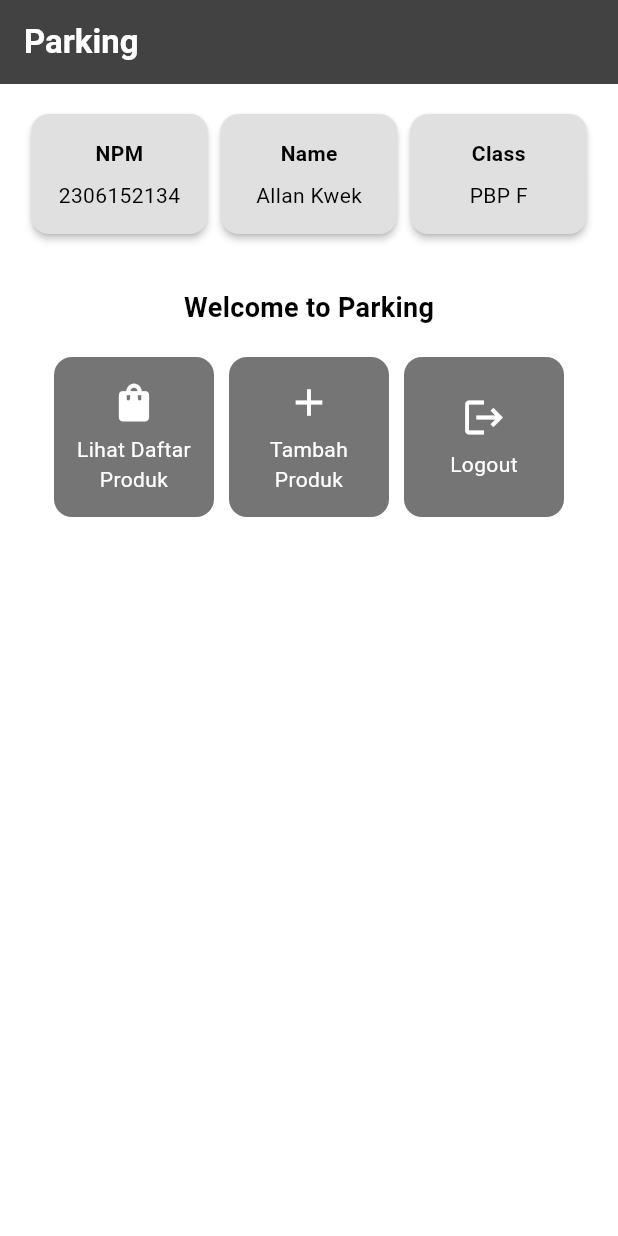
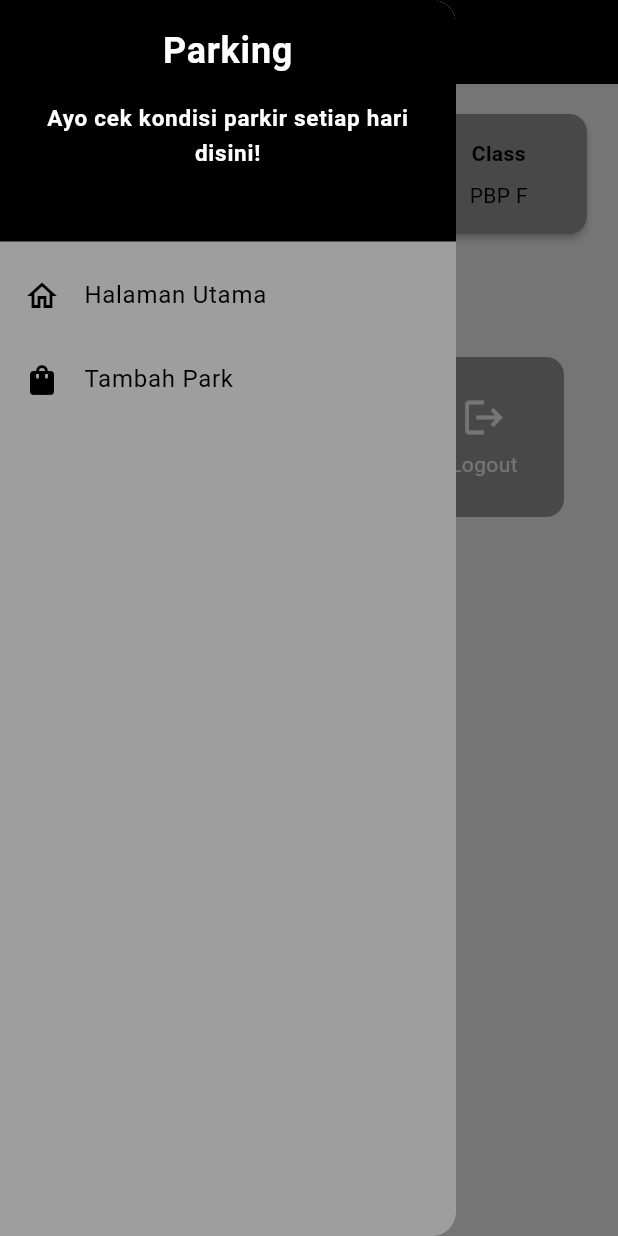
Before and after one commit to lantry-glitch/PBP24-mobile, a Flutter app: the screen it shows after launch, with the side drawer open (before the commit the screen has no drawer), on a phone screen of 412 x 824 dp. Run offline on Flutter 3.47's test engine with Material 3 defaults, Android fonts, the phone set to English and light mode, and no system bars.

Commit message:
tambah tugas individu 8

```diff
--- a/parking/lib/main.dart
+++ b/parking/lib/main.dart
@@ -1,5 +1,5 @@
 import 'package:flutter/material.dart';
-import 'package:parking/menu.dart';
+import 'package:parking/screens/menu.dart';
 
 void main() {
   runApp(const MyApp());
@@ -8,32 +8,36 @@ void main() {
 class MyApp extends StatelessWidget {
   const MyApp({super.key});
 
-  // This widget is the root of your application.
   @override
   Widget build(BuildContext context) {
     return MaterialApp(
       title: 'Flutter Demo',
       theme: ThemeData(
-        // This is the theme of your application.
-        //
-        // TRY THIS: Try running your application with "flutter run". You'll see
-        // the application has a purple toolbar. Then, without quitting the app,
-        // try changing the seedColor in the colorScheme below to Colors.green
-        // and then invoke "hot reload" (save your changes or press the "hot
-        // reload" button in a Flutter-supported IDE, or press "r" if you used
-        // the command line to start the app).
-        //
-        // Notice that the counter didn't reset back to zero; the application
-        // state is not lost during the reload. To reset the state, use hot
-        // restart instead.
-        //
-        // This works for code too, not just values: Most code changes can be
-        // tested with just a hot reload.
-        colorScheme: ColorScheme.fromSwatch(
-       primarySwatch: Colors.deepPurple,
- ).copyWith(secondary: Colors.deepPurple[400]),
+        colorScheme: const ColorScheme(
+          brightness: Brightness.light,
+          primary: Colors.black,
+          onPrimary: Colors.white,
+          secondary: Colors.grey,
+          onSecondary: Colors.white,
+          background: Colors.white,
+          onBackground: Colors.black,
+          surface: Colors.grey,
+          onSurface: Colors.black,
+          error: Colors.red,
+          onError: Colors.white,
+        ),
+        scaffoldBackgroundColor: Colors.white,
+        appBarTheme: const AppBarTheme(
+          backgroundColor: Colors.black,
+          foregroundColor: Colors.white,
+        ),
+        textTheme: const TextTheme(
+          bodyLarge: TextStyle(color: Colors.black),
+          bodyMedium: TextStyle(color: Colors.black),
+          bodySmall: TextStyle(color: Colors.black),
+        ),
       ),
-      home: MyHomePage(),
+      home: MyHomePage(), // Replace with an actual widget if not defined.
     );
   }
 }
--- a/parking/lib/menu.dart
+++ /dev/null
@@ -1,178 +0,0 @@
-import 'package:flutter/material.dart';
-
-void main() {
-  runApp(
-    MaterialApp(
-      theme: ThemeData(
-        // Skema warna monokrom
-        colorScheme: ColorScheme.fromSwatch(
-          primarySwatch: Colors.grey,
-        ).copyWith(
-          secondary: Colors.grey[700], // Warna sekunder monokrom
-        ),
-        scaffoldBackgroundColor: Colors.grey[100], // Latar belakang monokrom
-      ),
-      home: MyHomePage(),
-    ),
-  );
-}
-
-class MyHomePage extends StatelessWidget {
-  final String npm = '2306152134';
-  final String name = 'Allan Kwek';
-  final String className = 'PBP F';
-
-  final List<ItemHomepage> items = [
-    ItemHomepage("Lihat Daftar Produk", Icons.shopping_bag),
-    ItemHomepage("Tambah Produk", Icons.add),
-    ItemHomepage("Logout", Icons.logout),
-  ];
-
-  MyHomePage({super.key});
-
-  @override
-  Widget build(BuildContext context) {
-    return Scaffold(
-      appBar: AppBar(
-        title: const Text(
-          'Parking',
-          style: TextStyle(
-            color: Colors.white,
-            fontWeight: FontWeight.bold,
-          ),
-        ),
-        backgroundColor: Colors.grey[800], // Warna latar belakang AppBar
-      ),
-      body: Padding(
-        padding: const EdgeInsets.all(16.0),
-        child: Column(
-          crossAxisAlignment: CrossAxisAlignment.center,
-          children: [
-            Row(
-              mainAxisAlignment: MainAxisAlignment.spaceEvenly,
-              children: [
-                InfoCard(title: 'NPM', content: npm),
-                InfoCard(title: 'Name', content: name),
-                InfoCard(title: 'Class', content: className),
-              ],
-            ),
-            const SizedBox(height: 16.0),
-            Center(
-              child: Column(
-                children: [
-                  const Padding(
-                    padding: EdgeInsets.only(top: 16.0),
-                    child: Text(
-                      'Welcome to Parking',
-                      style: TextStyle(
-                        fontWeight: FontWeight.bold,
-                        fontSize: 18.0,
-                      ),
-                    ),
-                  ),
-                  GridView.count(
-                    primary: true,
-                    padding: const EdgeInsets.all(20),
-                    crossAxisSpacing: 10,
-                    mainAxisSpacing: 10,
-                    crossAxisCount: 3,
-                    shrinkWrap: true,
-                    children: items.map((ItemHomepage item) {
-                      return ItemCard(item);
-                    }).toList(),
-                  ),
-                ],
-              ),
-            ),
-          ],
-        ),
-      ),
-    );
-  }
-}
-
-class ItemHomepage {
-  final String name;
-  final IconData icon;
-
-  ItemHomepage(this.name, this.icon);
-}
-
-class InfoCard extends StatelessWidget {
-  final String title;
-  final String content;
-
-  const InfoCard({super.key, required this.title, required this.content});
-
-  @override
-  Widget build(BuildContext context) {
-    return Card(
-      color: Colors.grey[300], // Warna latar belakang kartu monokrom
-      elevation: 2.0,
-      child: Container(
-        width: MediaQuery.of(context).size.width / 3.5,
-        padding: const EdgeInsets.all(16.0),
-        child: Column(
-          children: [
-            Text(
-              title,
-              style: const TextStyle(
-                fontWeight: FontWeight.bold,
-                color: Colors.black, // Warna teks monokrom
-              ),
-            ),
-            const SizedBox(height: 8.0),
-            Text(
-              content,
-              style: const TextStyle(color: Colors.black), // Warna teks konten
-            ),
-          ],
-        ),
-      ),
-    );
-  }
-}
-
-class ItemCard extends StatelessWidget {
-  final ItemHomepage item;
-
-  const ItemCard(this.item, {super.key});
-
-  @override
-  Widget build(BuildContext context) {
-    return Material(
-      color: Colors.grey[600], // Warna latar belakang ItemCard
-      borderRadius: BorderRadius.circular(12),
-      child: InkWell(
-        onTap: () {
-          ScaffoldMessenger.of(context)
-            ..hideCurrentSnackBar()
-            ..showSnackBar(
-              SnackBar(content: Text("Kamu telah menekan tombol ${item.name}!")),
-            );
-        },
-        child: Container(
-          padding: const EdgeInsets.all(8),
-          child: Center(
-            child: Column(
-              mainAxisAlignment: MainAxisAlignment.center,
-              children: [
-                Icon(
-                  item.icon,
-                  color: Colors.white, // Warna ikon monokrom
-                  size: 30.0,
-                ),
-                const Padding(padding: EdgeInsets.all(3)),
-                Text(
-                  item.name,
-                  textAlign: TextAlign.center,
-                  style: const TextStyle(color: Colors.white), // Warna teks monokrom
-                ),
-              ],
-            ),
-          ),
-        ),
-      ),
-    );
-  }
-}
--- /dev/null
+++ b/parking/lib/screens/menu.dart
@@ -0,0 +1,134 @@
+import 'package:flutter/material.dart';
+import 'package:parking/widgets/left_drawer.dart';
+import 'package:parking/screens/parkentry_form.dart';
+import 'package:parking/widgets/park_cart.dart';
+
+class MyHomePage extends StatelessWidget {
+  final String npm = '2306152134'; // NPM
+  final String name = 'Allan Kwek'; // Nama
+  final String className = 'PBP F'; // Kelas
+
+  final List<ItemHomepage> items = [
+         ItemHomepage("Lihat Park", Icons.shopping_bag),
+         ItemHomepage("Tambah Park", Icons.add),
+         ItemHomepage("Logout", Icons.logout),
+     ];
+
+  MyHomePage({super.key});
+
+    @override
+    Widget build(BuildContext context) {
+	// Scaffold menyediakan struktur dasar halaman dengan AppBar dan body.
+    return Scaffold(
+      // AppBar adalah bagian atas halaman yang menampilkan judul.
+      appBar: AppBar(
+        // Judul aplikasi "Parking" dengan teks putih dan tebal.
+        title: const Text(
+          'ParKing',
+          style: TextStyle(
+            color: Colors.white,
+            fontWeight: FontWeight.bold,
+          ),
+        ),
+        // Warna latar belakang AppBar diambil dari skema warna tema aplikasi.
+        backgroundColor: Theme.of(context).colorScheme.primary,
+        // Mengganti warna icon drawer menjadi putih
+        iconTheme: const IconThemeData(color: Colors.white),
+      ),
+      // Body halaman dengan padding di sekelilingnya.
+      // Masukkan drawer sebagai parameter nilai drawer dari widget Scaffold
+      drawer: const LeftDrawer(),
+      body: Padding(
+        padding: const EdgeInsets.all(16.0),
+        // Menyusun widget secara vertikal dalam sebuah kolom.
+        child: Column(
+          crossAxisAlignment: CrossAxisAlignment.center,
+          children: [
+            // Row untuk menampilkan 3 InfoCard secara horizontal.
+            Row(
+              mainAxisAlignment: MainAxisAlignment.spaceEvenly,
+              children: [
+                InfoCard(title: 'NPM', content: npm),
+                InfoCard(title: 'Name', content: name),
+                InfoCard(title: 'Class', content: className),
+              ],
+            ),
+
+            // Memberikan jarak vertikal 16 unit.
+            const SizedBox(height: 16.0),
+
+            // Menempatkan widget berikutnya di tengah halaman.
+            Center(
+              child: Column(
+                // Menyusun teks dan grid item secara vertikal.
+
+                children: [
+                  // Menampilkan teks sambutan dengan gaya tebal dan ukuran 18.
+                  const Padding(
+                    padding: EdgeInsets.only(top: 16.0),
+                    child: Text(
+                      'Welcome to ParKing',
+                      style: TextStyle(
+                        fontWeight: FontWeight.bold,
+                        fontSize: 18.0,
+                      ),
+                    ),
+                  ),
+
+                  // Grid untuk menampilkan ItemCard dalam bentuk grid 3 kolom.
+                  GridView.count(
+                    primary: true,
+                    padding: const EdgeInsets.all(20),
+                    crossAxisSpacing: 10,
+                    mainAxisSpacing: 10,
+                    crossAxisCount: 3,
+                    // Agar grid menyesuaikan tinggi kontennya.
+                    shrinkWrap: true,
+
+                    // Menampilkan ItemCard untuk setiap item dalam list items.
+                    children: items.map((ItemHomepage item) {
+                      return ItemCard(item);
+                    }).toList(),
+                  ),
+                ],
+              ),
+            ),
+          ],
+        ),
+      ),
+    );
+  }
+}
+
+class InfoCard extends StatelessWidget {
+  // Kartu informasi yang menampilkan title dan content.
+
+  final String title;  // Judul kartu.
+  final String content;  // Isi kartu.
+
+  const InfoCard({super.key, required this.title, required this.content});
+
+  @override
+  Widget build(BuildContext context) {
+    return Card(
+      // Membuat kotak kartu dengan bayangan dibawahnya.
+      elevation: 2.0,
+      child: Container(
+        // Mengatur ukuran dan jarak di dalam kartu.
+        width: MediaQuery.of(context).size.width / 3.5, // menyesuaikan dengan lebar device yang digunakan.
+        padding: const EdgeInsets.all(16.0),
+        // Menyusun title dan content secara vertikal.
+        child: Column(
+          children: [
+            Text(
+              title,
+              style: const TextStyle(fontWeight: FontWeight.bold),
+            ),
+            const SizedBox(height: 8.0),
+            Text(content),
+          ],
+        ),
+      ),
+    );
+  }
+}
--- /dev/null
+++ b/parking/lib/widgets/left_drawer.dart
@@ -0,0 +1,73 @@
+import 'package:flutter/material.dart';
+import 'package:parking/screens/menu.dart';
+import 'package:parking/screens/parkentry_form.dart';
+
+class LeftDrawer extends StatelessWidget {
+  const LeftDrawer({super.key});
+
+  @override
+  Widget build(BuildContext context) {
+    return Drawer(
+      child: ListView(
+        children: [
+          DrawerHeader(
+            decoration: BoxDecoration(
+      color: Theme.of(context).colorScheme.primary,
+    ),
+    child: const Column(
+      children: [
+        Text(
+          'Parking',
+          textAlign: TextAlign.center,
+          style: TextStyle(
+            fontSize: 24,
+            fontWeight: FontWeight.bold,
+            color: Colors.white,
+          ),
+        ),
+        Padding(padding: EdgeInsets.all(8)),
+        Text(
+          "Ayo cek kondisi parkir setiap hari disini!",
+          textAlign: TextAlign.center,
+          style: TextStyle(
+            fontSize: 15,
+            fontWeight: FontWeight.bold,
+            color: Colors.white,)
+          // TODO: Tambahkan gaya teks dengan center alignment, font ukuran 15, warna putih, dan weight biasa
+        ),
+      ],
+    ),
+          ),
+            ListTile(
+    leading: const Icon(Icons.home_outlined),
+    title: const Text('Halaman Utama'),
+    // Bagian redirection ke MyHomePage
+    onTap: () {
+      Navigator.pushReplacement(
+          context,
+          MaterialPageRoute(
+            builder: (context) => MyHomePage(),
+          ));
+    },
+  ),
+  ListTile(
+    leading: const Icon(Icons.shopping_bag),
+    title: const Text('Tambah Park'),
+    // Bagian redirection ke ParkEntryFormPage
+    onTap: () {
+      Navigator.pushReplacement(
+          context,
+          MaterialPageRoute(
+            builder: (context) => ParkEntryFormPage(),
+          ));
+      /*
+      TODO: Buatlah routing ke ParkEntryFormPage di sini,
+      setelah halaman ParkEntryFormPage sudah dibuat.
+      */
+    },
+  ),
+        ],
+      ),
+    );
+  }
+}
--- /dev/null
+++ b/parking/lib/widgets/park_cart.dart
@@ -0,0 +1,73 @@
+import 'package:flutter/material.dart';
+import 'package:parking/screens/menu.dart';
+import 'package:parking/screens/parkentry_form.dart';
+
+class ItemHomepage {
+     final String name;
+     final IconData icon;
+
+     ItemHomepage(this.name, this.icon);
+ }
+
+class ItemCard extends StatelessWidget {
+// Menampilkan kartu dengan ikon dan nama.
+
+  final ItemHomepage item;
+
+  const ItemCard(this.item, {super.key});
+
+  @override
+  Widget build(BuildContext context) {
+    return Material(
+      // Menentukan warna latar belakang dari tema aplikasi.
+      color: Theme.of(context).colorScheme.secondary,
+      // Membuat sudut kartu melengkung.
+      borderRadius: BorderRadius.circular(12),
+
+      child: InkWell(
+        // Aksi ketika kartu ditekan.
+        onTap: () {
+          // Menampilkan pesan SnackBar saat kartu ditekan.
+          ScaffoldMessenger.of(context)
+            ..hideCurrentSnackBar()
+            ..showSnackBar(
+              SnackBar(content: Text("Kamu telah menekan tombol ${item.name}!"))
+            );
+            // Navigate ke route yang sesuai (tergantung jenis tombol)
+            if (item.name == "Tambah Park") {
+              Navigator.push(
+                context,
+                MaterialPageRoute(
+                  builder: (context) => const ParkEntryFormPage(),
+                ),
+              );
+            }
+        },
+        // Container untuk menyimpan Icon dan Text
+        child: Container(
+          padding: const EdgeInsets.all(8),
+          child: Center(
+            child: Column(
+              // Menyusun ikon dan teks di tengah kartu.
+              mainAxisAlignment: MainAxisAlignment.center,
+              children: [
+                Icon(
+                  item.icon,
+                  color: Colors.white,
+                  size: 30.0,
+                ),
+                const Padding(padding: EdgeInsets.all(3)),
+                Text(
+                  item.name,
+                  textAlign: TextAlign.center,
+                  style: const TextStyle(color: Colors.white),
+                ),
+              ],
+            ),
+          ),
+        ),
+      ),
+    );
+  }
+
+  }
```
Also changed, not shown: parking/lib/screens/parkentry_form.dart (added, +165 -0 lines).
